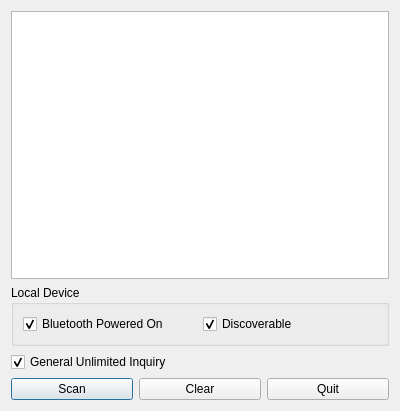
First picture: the form in examples/bluetooth/btscanner/device.ui, repository qt/qtconnectivity, before the edit.
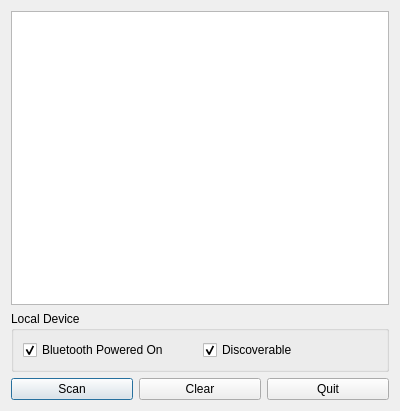
Second picture: the form after the edit.

Commit message:
Remove QBluetoothDeviceDiscoveryAgent::inquiryType property
This removes the property itself and all related public API interfaces
(incl. InquiryType enum, property getter and setter).

[ChangeLog][QtBluetooth][QBluetoothDeviceDiscoveryAgent] Removed inquiryType property
and related API elements. The property was never implemented except for the publicly
facing API.

Task-number: QTBUG-75344

The edit to the form file:
```diff
--- a/examples/bluetooth/btscanner/device.ui
+++ b/examples/bluetooth/btscanner/device.ui
@@ -46,16 +46,6 @@
      </layout>
     </widget>
    </item>
-   <item>
-    <widget class="QCheckBox" name="inquiryType">
-     <property name="text">
-      <string>General Unlimited Inquiry</string>
-     </property>
-     <property name="checked">
-      <bool>true</bool>
-     </property>
-    </widget>
-   </item>
    <item>
     <layout class="QHBoxLayout" name="horizontalLayout">
      <item>
```
The commit also changes 13 other files.
